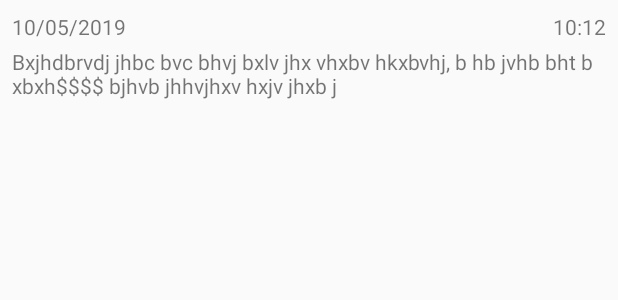
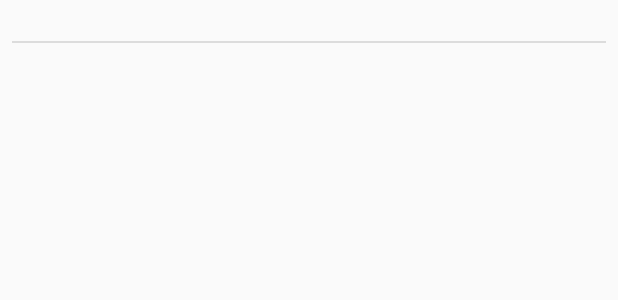
Before and after one commit to AlexanderPokidin/Noteist, an Android app: the layout note_item.xml on its own in the app's theme, with its tools: preview values and no code run, on a phone screen of 412 x 824 dp. Shown: the top 300 px of the screen. Run offline under Robolectric (Android 15) with nearby library versions, the phone set to English and light mode, and no system bars.

Commit message:
Code clearing and refactoring

```diff
--- a/app/src/main/java/com/pokidin/a/noteist/NoteDetailsActivity.java
+++ b/app/src/main/java/com/pokidin/a/noteist/NoteDetailsActivity.java
@@ -8,6 +8,7 @@ import android.widget.Button;
 import android.widget.EditText;
 
 import com.pokidin.a.noteist.db.NoteDatabase;
+import com.pokidin.a.noteist.entity.Note;
 
 public class NoteDetailsActivity extends AppCompatActivity {
 
@@ -57,7 +58,7 @@ public class NoteDetailsActivity extends AppCompatActivity {
     private void updateDatabase(){
         String userText = String.valueOf(mText.getText());
         if (userText.length() > 0){
-            mDatabase.setNewNote(new Note(userText, null, null));
+            mDatabase.setNewNote(new Note(userText));
         }
         Intent intent = new Intent(NoteDetailsActivity.this, MainActivity.class);
         startActivity(intent);
--- a/app/src/main/java/com/pokidin/a/noteist/db/NoteDatabase.java
+++ b/app/src/main/java/com/pokidin/a/noteist/db/NoteDatabase.java
@@ -1,6 +1,6 @@
 package com.pokidin.a.noteist.db;
 
-import com.pokidin.a.noteist.Note;
+import com.pokidin.a.noteist.entity.Note;
 
 import java.util.ArrayList;
 import java.util.List;
@@ -16,7 +16,7 @@ public class NoteDatabase {
             String tpm = i + " and a few more words, but for more than 100 letters. " +
                     "This is an important point and it must be checked. " +
                     "Somewhere here the words no longer fit into the list.";
-            allNotes.add(new Note(tpm, (i + 1) + ".05.2005", "15:" + i));
+            allNotes.add(new Note(tpm));
         }
     }
 
@@ -41,7 +41,7 @@ public class NoteDatabase {
         return allNotes.get(position);
     }
 
-    public void removeNoteAtPosition(int position){
+    public void removeNoteAtPosition(int position) {
         allNotes.remove(position);
     }
 }
--- a/app/src/main/res/layout/activity_main.xml
+++ b/app/src/main/res/layout/activity_main.xml
@@ -28,6 +28,6 @@
         android:layout_height="wrap_content"
         android:layout_gravity="bottom|end"
         android:layout_margin="@dimen/fab_margin"
-        app:srcCompat="@android:drawable/ic_dialog_email" />
+        android:src="@drawable/ic_add_black_24dp"/>
 
 </android.support.design.widget.CoordinatorLayout>
--- a/app/src/main/res/layout/activity_note_details.xml
+++ b/app/src/main/res/layout/activity_note_details.xml
@@ -24,7 +24,7 @@
         android:layout_height="wrap_content"
         android:layout_marginTop="8dp"
         android:layout_marginEnd="8dp"
-        android:text="DONE"
+        android:text="@string/done"
         app:layout_constraintEnd_toEndOf="parent"
         app:layout_constraintTop_toBottomOf="@+id/et_text" />
 
--- a/app/src/main/res/layout/note_item.xml
+++ b/app/src/main/res/layout/note_item.xml
@@ -5,37 +5,27 @@
     android:layout_height="wrap_content">
 
     <TextView
-        android:id="@+id/tv_date"
-        android:layout_width="wrap_content"
-        android:layout_height="wrap_content"
-        android:layout_marginStart="8dp"
-        android:layout_marginTop="8dp"
-        android:text="10/05/2019"
-        app:layout_constraintStart_toStartOf="parent"
-        app:layout_constraintTop_toTopOf="parent" />
-
-    <TextView
-        android:id="@+id/tv_time"
-        android:layout_width="wrap_content"
-        android:layout_height="wrap_content"
-        android:layout_marginTop="8dp"
-        android:layout_marginEnd="8dp"
-        android:text="10:12"
-        app:layout_constraintEnd_toEndOf="parent"
-        app:layout_constraintTop_toTopOf="parent" />
-
-    <TextView
         android:id="@+id/tv_text"
         android:layout_width="match_parent"
         android:layout_height="wrap_content"
         android:layout_marginStart="8dp"
-        android:layout_marginTop="4dp"
+        android:layout_marginTop="8dp"
         android:layout_marginEnd="8dp"
         android:maxLength="100"
         android:maxLines="2"
-        android:text="Bxjhdbrvdj jhbc bvc bhvj bxlv jhx vhxbv hkxbvhj, b hb jvhb bht b xbxh$$$$ bjhvb jhhvjhxv hxjv jhxb jhb jhbhj????? Bjhx bvhjb vjhbhb hjvb ,vbk wuiirueshxvxduhvuri vfxvhxdr e!!!!!"
         app:layout_constraintEnd_toEndOf="parent"
         app:layout_constraintStart_toStartOf="parent"
-        app:layout_constraintTop_toBottomOf="@+id/tv_date" />
+        app:layout_constraintTop_toTopOf="parent" />
+
+    <View
+        android:id="@+id/divider"
+        android:layout_width="match_parent"
+        android:layout_height="1dp"
+        android:layout_marginStart="8dp"
+        android:layout_marginEnd="8dp"
+        android:background="?android:attr/listDivider"
+        app:layout_constraintEnd_toEndOf="parent"
+        app:layout_constraintStart_toStartOf="parent"
+        app:layout_constraintTop_toBottomOf="@+id/tv_text" />
 
 </android.support.constraint.ConstraintLayout>
--- a/app/src/main/res/values/strings.xml
+++ b/app/src/main/res/values/strings.xml
@@ -5,5 +5,7 @@
     <string name="test_string">and a few more words, but for more than 100 letters.
         This is an important point and it must be checked.
         Somewhere here the words no longer fit into the list.</string>
+    <string name="no_word">No word</string>
     <string name="write_your_note">Let`s write down your note here</string>
+    <string name="done">DONE</string>
 </resources>
```
Also changed, not shown: app/src/main/java/com/pokidin/a/noteist/MainActivity.java (+1 -12 lines), app/src/main/java/com/pokidin/a/noteist/Note.java (deleted, +0 -37 lines), app/src/main/java/com/pokidin/a/noteist/NoteListAdapter.java (+2 -6 lines), app/src/main/java/com/pokidin/a/noteist/entity/Note.java (added, +15 -0 lines), app/src/main/res/drawable/ic_add_black_24dp.xml (added, +9 -0 lines).
